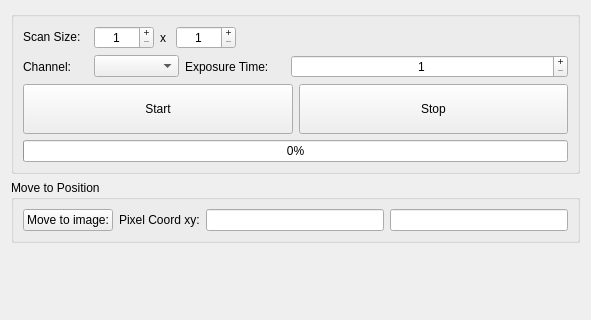
pymmcore-plus/napari-micromanager, file micromanager_gui/explore_sample.ui: the form before one commit; both pictures show x 0 to 591 and y 0 to 320 of the 591 by 472 pixel window.
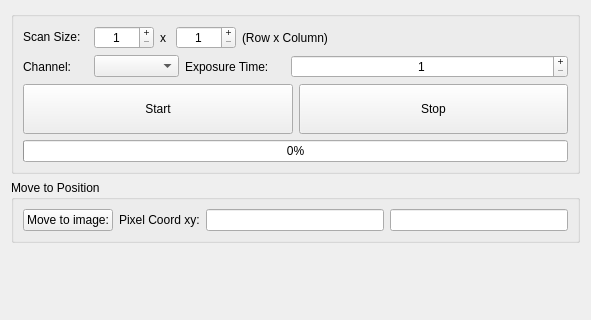
The form after the commit.

Commit message: fix Row x Col .ui

Patch:
```diff
--- a/micromanager_gui/explore_sample.ui
+++ b/micromanager_gui/explore_sample.ui
@@ -195,7 +195,7 @@
             </property>
            </widget>
           </item>
-          <item row="0" column="4">
+          <item row="0" column="5">
            <spacer name="horizontalSpacer">
             <property name="orientation">
              <enum>Qt::Horizontal</enum>
@@ -236,6 +236,13 @@
             </property>
            </widget>
           </item>
+          <item row="0" column="4">
+           <widget class="QLabel" name="label_4">
+            <property name="text">
+             <string>(Row x Column)</string>
+            </property>
+           </widget>
+          </item>
          </layout>
         </item>
         <item row="1" column="0">
```
Left out of the diff: 56 changed lines with no effect on the pictures.
